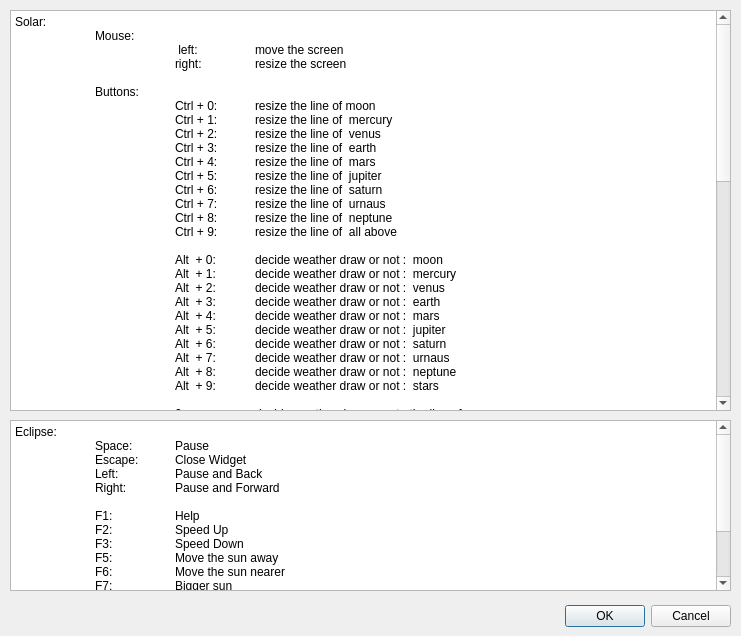
This is Qt/project/hotkey.ui in SysMa/msq-summer-project as Qt 5 draws it before an edit. The edited form follows.
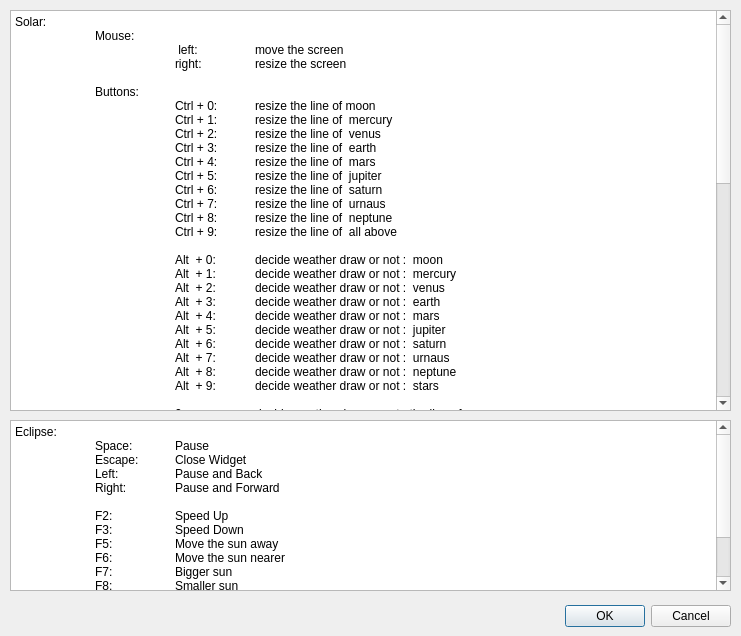
This is the edited form.

Patch:
```diff
--- a/Qt/project/hotkey.ui
+++ b/Qt/project/hotkey.ui
@@ -82,7 +82,6 @@
 &lt;p style=&quot; margin-top:0px; margin-bottom:0px; margin-left:0px; margin-right:0px; -qt-block-indent:0; text-indent:0px;&quot;&gt;		8:    	decide weather draw or not : the line of neptun&lt;/p&gt;
 &lt;p style=&quot; margin-top:0px; margin-bottom:0px; margin-left:0px; margin-right:0px; -qt-block-indent:0; text-indent:0px;&quot;&gt;		9:   	draw the opposite thins in the screen&lt;/p&gt;
 &lt;p style=&quot; margin-top:0px; margin-bottom:0px; margin-left:0px; margin-right:0px; -qt-block-indent:0; text-indent:0px;&quot;&gt;					&lt;/p&gt;
-&lt;p style=&quot; margin-top:0px; margin-bottom:0px; margin-left:0px; margin-right:0px; -qt-block-indent:0; text-indent:0px;&quot;&gt;		F 1:	Help&lt;/p&gt;
 &lt;p style=&quot; margin-top:0px; margin-bottom:0px; margin-left:0px; margin-right:0px; -qt-block-indent:0; text-indent:0px;&quot;&gt;		F 2: 	Speed Up&lt;/p&gt;
 &lt;p style=&quot; margin-top:0px; margin-bottom:0px; margin-left:0px; margin-right:0px; -qt-block-indent:0; text-indent:0px;&quot;&gt;		F 3:  	Speed Down&lt;/p&gt;
 &lt;p style=&quot; margin-top:0px; margin-bottom:0px; margin-left:0px; margin-right:0px; -qt-block-indent:0; text-indent:0px;&quot;&gt;		F 4: 	Change Model&lt;/p&gt;
@@ -132,7 +131,6 @@
 &lt;p style=&quot; margin-top:0px; margin-bottom:0px; margin-left:0px; margin-right:0px; -qt-block-indent:0; text-indent:0px;&quot;&gt;	Left:	Pause and Back&lt;/p&gt;
 &lt;p style=&quot; margin-top:0px; margin-bottom:0px; margin-left:0px; margin-right:0px; -qt-block-indent:0; text-indent:0px;&quot;&gt;	Right: 	Pause and Forward&lt;/p&gt;
 &lt;p style=&quot; margin-top:0px; margin-bottom:0px; margin-left:0px; margin-right:0px; -qt-block-indent:0; text-indent:0px;&quot;&gt;			&lt;/p&gt;
-&lt;p style=&quot; margin-top:0px; margin-bottom:0px; margin-left:0px; margin-right:0px; -qt-block-indent:0; text-indent:0px;&quot;&gt;	F1: 	Help&lt;/p&gt;
 &lt;p style=&quot; margin-top:0px; margin-bottom:0px; margin-left:0px; margin-right:0px; -qt-block-indent:0; text-indent:0px;&quot;&gt;	F2: 	Speed Up&lt;/p&gt;
 &lt;p style=&quot; margin-top:0px; margin-bottom:0px; margin-left:0px; margin-right:0px; -qt-block-indent:0; text-indent:0px;&quot;&gt;	F3: 	Speed Down&lt;/p&gt;
 &lt;p style=&quot; margin-top:0px; margin-bottom:0px; margin-left:0px; margin-right:0px; -qt-block-indent:0; text-indent:0px;&quot;&gt;	F5: 	Move the sun away&lt;/p&gt;
```
